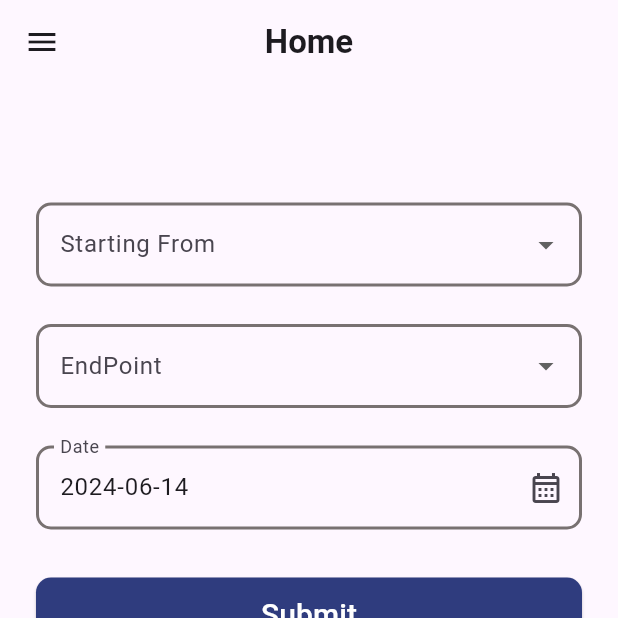
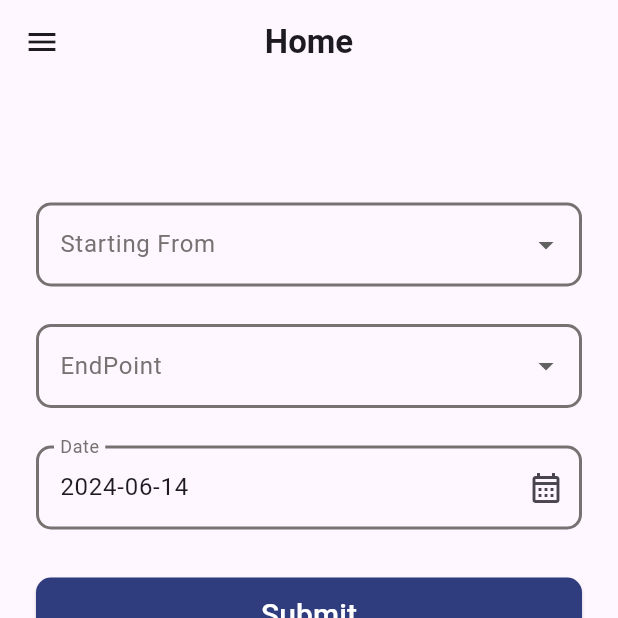
Before and after one commit to Mohammad-Rishad-p/info_cab, a Flutter app: the HomePage screen opened directly, on a phone screen of 412 x 824 dp, the top half of it. Run offline on Flutter 3.47's test engine with Material 3 defaults, Android fonts, the phone set to English and light mode, and no system bars.

Commit message:
minor changes in textfield in register,home pages

```diff
--- a/lib/main.dart
+++ b/lib/main.dart
@@ -19,7 +19,7 @@ class MyApp extends StatelessWidget {
     return MaterialApp(
       debugShowCheckedModeBanner: false,
 
-      initialRoute: '/login',
+      initialRoute: '/register',
       routes: {
         '/': (context) => HomePage(),
         '/register': (context) => UserRegisterPage(),
--- a/lib/pages/user/home_page.dart
+++ b/lib/pages/user/home_page.dart
@@ -77,10 +77,17 @@ class _MyHomePageState extends State<HomePage> {
               DropdownButtonFormField<String>(
                 decoration: const InputDecoration(
                     labelText: 'Starting From',
+                    labelStyle: TextStyle(
+                        color: textSecColor
+                    ),
                     border: OutlineInputBorder(
                         borderSide: BorderSide(color: textSecColor, width: 2.0),
                         borderRadius: BorderRadius.all(Radius.circular(10))),
                     enabledBorder: OutlineInputBorder(
+                      borderSide: BorderSide(color: textSecColor, width: 2.0),
+                      borderRadius: BorderRadius.all(Radius.circular(10)),
+                    ),
+                    focusedBorder: OutlineInputBorder(
                       borderSide: BorderSide(color: textSecColor, width: 2.0),
                       borderRadius: BorderRadius.all(Radius.circular(10)),
                     ),
@@ -110,10 +117,17 @@ class _MyHomePageState extends State<HomePage> {
               DropdownButtonFormField<String>(
                 decoration: const InputDecoration(
                     labelText: 'EndPoint',
+                    labelStyle: TextStyle(
+                        color: textSecColor
+                    ),
                     border: OutlineInputBorder(
                         borderSide: BorderSide(color: textSecColor, width: 2.0),
                         borderRadius: BorderRadius.all(Radius.circular(10))),
                     enabledBorder: OutlineInputBorder(
+                      borderSide: BorderSide(color: textSecColor, width: 2.0),
+                      borderRadius: BorderRadius.all(Radius.circular(10)),
+                    ),
+                    focusedBorder: OutlineInputBorder(
                       borderSide: BorderSide(color: textSecColor, width: 2.0),
                       borderRadius: BorderRadius.all(Radius.circular(10)),
                     ),
@@ -144,10 +158,17 @@ class _MyHomePageState extends State<HomePage> {
                 decoration: const InputDecoration(
                   suffixIcon: Icon(Icons.calendar_month_outlined),
                   labelText: 'Date',
+                  labelStyle: TextStyle(
+                      color: textSecColor
+                  ),
                   border: OutlineInputBorder(
                       borderSide: BorderSide(color: textSecColor, width: 2.0),
                       borderRadius: BorderRadius.all(Radius.circular(10))),
                   enabledBorder: OutlineInputBorder(
+                    borderSide: BorderSide(color: textSecColor, width: 2.0),
+                    borderRadius: BorderRadius.all(Radius.circular(10)),
+                  ),
+                  focusedBorder: OutlineInputBorder(
                     borderSide: BorderSide(color: textSecColor, width: 2.0),
                     borderRadius: BorderRadius.all(Radius.circular(10)),
                   ),
--- a/lib/pages/user/login_page.dart
+++ b/lib/pages/user/login_page.dart
@@ -35,10 +35,10 @@ class _LoginPageState extends State<LoginPage> {
                     maxLength: 10,
                     decoration: const InputDecoration(
                       labelText: 'Enter Your Phone Number',
+                      labelStyle: TextStyle(
+                          color: textSecColor
+                      ),
                       prefixText: '+91 | ',
-                      labelStyle: TextStyle(
-                        color: textSecColor,
-                      ),
                       focusedBorder: OutlineInputBorder(
                           borderSide:
                               BorderSide(color: textSecColor, width: 2.0),
```
Also changed, not shown: lib/pages/user/user_register_page.dart (+22 -1 lines).
